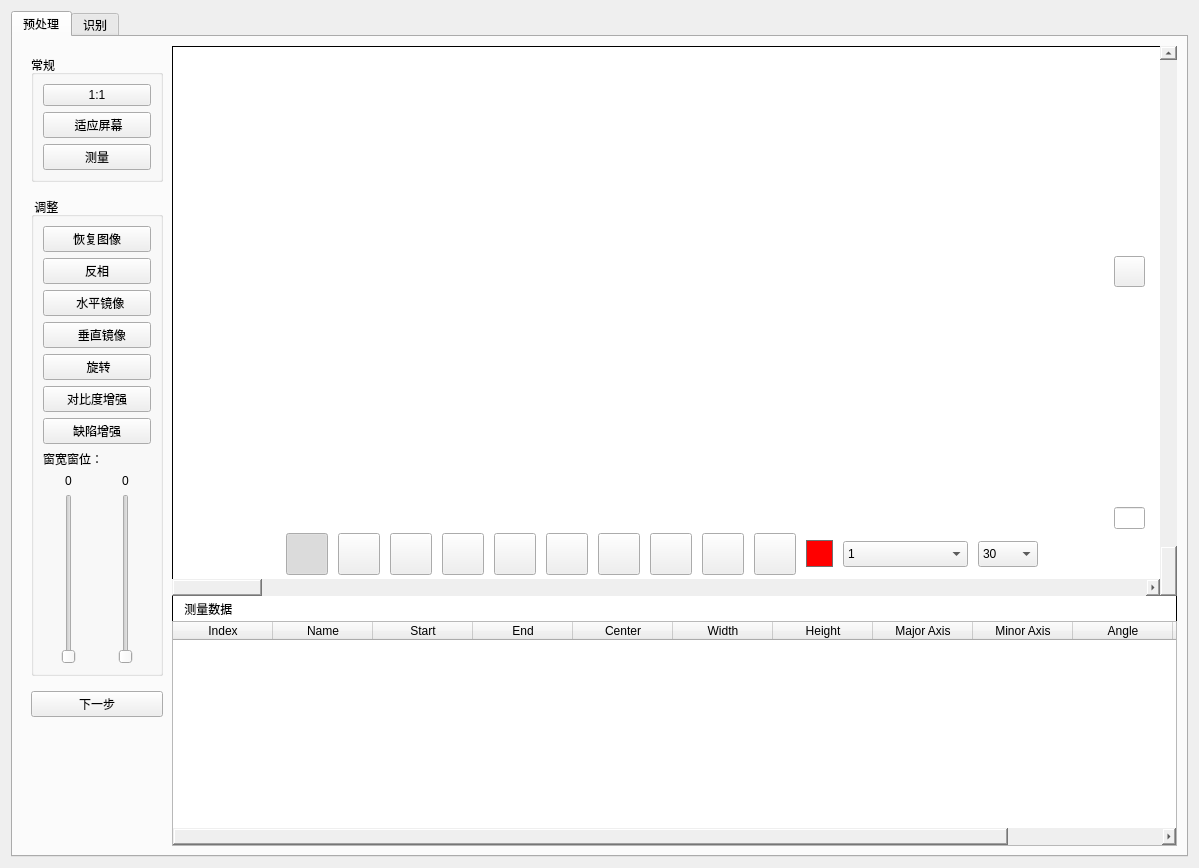
The window that DefectRecognitionSystem/recognizewdg.ui (MoutainVision/RadiographicTesting) describes before a commit, drawn with Qt 5.
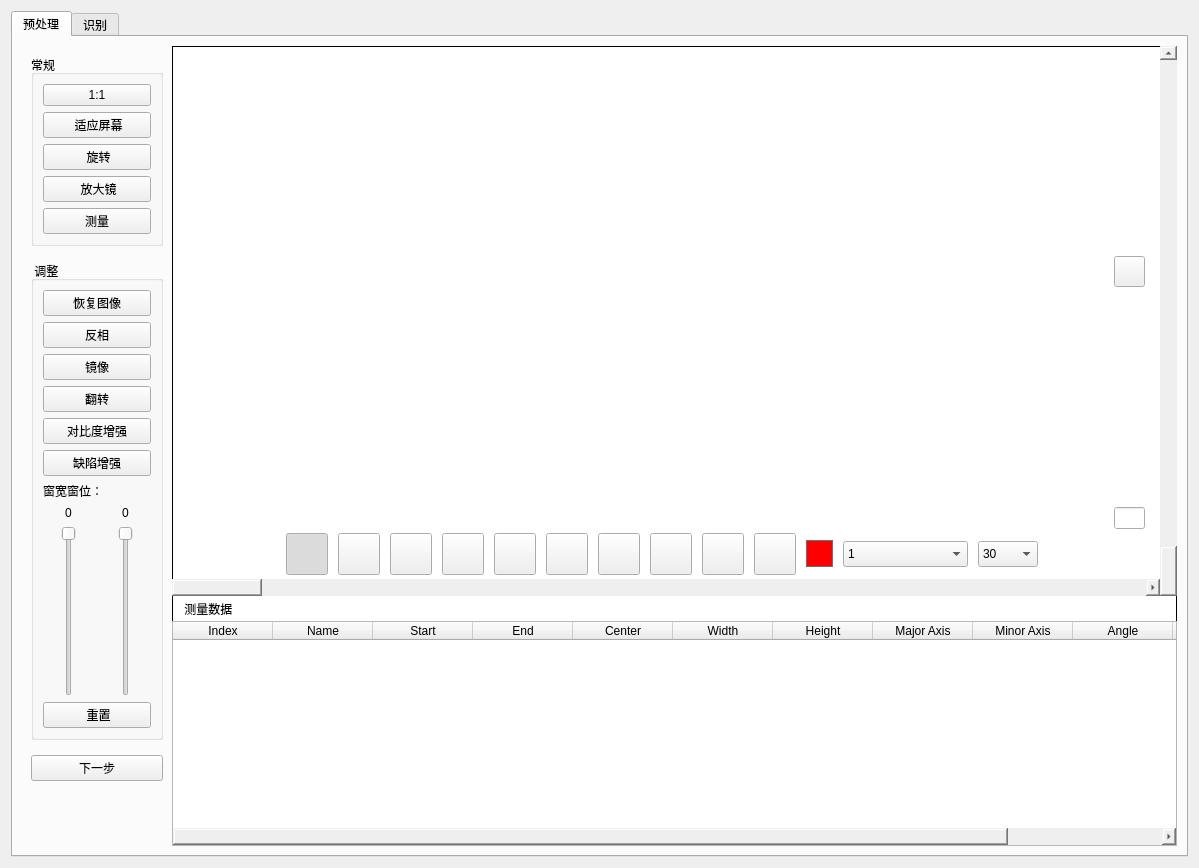
The same window after the commit. Icons and pictures are not drawn.

Commit message:
1.完善图像拖拽功能， 2.实现镜像，翻转   3.把UI重新设计布局
资源树，预览，识别，查重  把所有功能都集到主版面上。

```diff
--- a/DefectRecognitionSystem/recognizewdg.ui
+++ b/DefectRecognitionSystem/recognizewdg.ui
@@ -74,6 +74,23 @@
                </property>
               </widget>
              </item>
+             <item>
+              <widget class="QPushButton" name="pushButton_rotate">
+               <property name="text">
+                <string> 旋转</string>
+               </property>
+              </widget>
+             </item>
+             <item>
+              <widget class="QPushButton" name="pushButton_mag">
+               <property name="text">
+                <string> 放大镜</string>
+               </property>
+               <property name="checkable">
+                <bool>true</bool>
+               </property>
+              </widget>
+             </item>
              <item>
               <widget class="QPushButton" name="pushButton_measure">
                <property name="text">
@@ -119,30 +136,23 @@
              <item>
               <widget class="QPushButton" name="pushButton_Mirror">
                <property name="text">
-                <string>  水平镜像</string>
+                <string>镜像</string>
                </property>
                <property name="checkable">
-                <bool>false</bool>
+                <bool>true</bool>
                </property>
               </widget>
              </item>
              <item>
               <widget class="QPushButton" name="pushButton_Flip">
                <property name="text">
-                <string>   垂直镜像</string>
+                <string>翻转</string>
                </property>
                <property name="checkable">
                 <bool>true</bool>
                </property>
               </widget>
              </item>
-             <item>
-              <widget class="QPushButton" name="pushButton_rotate">
-               <property name="text">
-                <string> 旋转</string>
-               </property>
-              </widget>
-             </item>
              <item>
               <widget class="QPushButton" name="pushButton_contrast">
                <property name="text">
@@ -159,6 +169,9 @@
              </item>
              <item>
               <layout class="QVBoxLayout" name="verticalLayout_2">
+               <property name="bottomMargin">
+                <number>0</number>
+               </property>
                <item>
                 <widget class="QLabel" name="label">
                  <property name="text">
@@ -202,9 +215,18 @@
                       </spacer>
                      </item>
                      <item>
-                      <widget class="QSlider" name="verticalSlider_3">
-                       <property name="orientation">
-                        <enum>Qt::Vertical</enum>
+                      <widget class="QSlider" name="verticalSlider_WinCentre">
+                       <property name="toolTip">
+                        <string>窗宽</string>
+                       </property>
+                       <property name="minimum">
+                        <number>1</number>
+                       </property>
+                       <property name="maximum">
+                        <number>65535</number>
+                       </property>
+                       <property name="invertedAppearance">
+                        <bool>true</bool>
                        </property>
                       </widget>
                      </item>
@@ -266,9 +288,24 @@
                          <height>170</height>
                         </size>
                        </property>
+                       <property name="toolTip">
+                        <string>窗宽</string>
+                       </property>
+                       <property name="minimum">
+                        <number>1</number>
+                       </property>
+                       <property name="maximum">
+                        <number>65535</number>
+                       </property>
+                       <property name="value">
+                        <number>1</number>
+                       </property>
                        <property name="orientation">
                         <enum>Qt::Vertical</enum>
                        </property>
+                       <property name="invertedAppearance">
+                        <bool>true</bool>
+                       </property>
                       </widget>
                      </item>
                      <item>
@@ -290,6 +327,13 @@
                  </item>
                 </layout>
                </item>
+               <item>
+                <widget class="QPushButton" name="pushButton_reset_wind">
+                 <property name="text">
+                  <string> 重置</string>
+                 </property>
+                </widget>
+               </item>
               </layout>
              </item>
             </layout>
```
Left out of the diff: 18 changed lines with no effect on the pictures. The commit also changes 14 other files.
